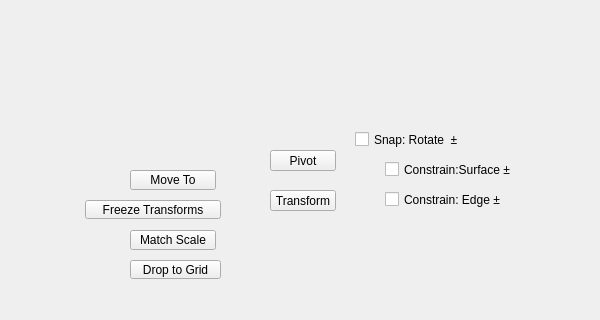
Qt form tentacle/ui/transform#submenu.ui (m3trik/tentacle) before a commit; both pictures show x 0 to 600 and y 110 to 430 of the 600 by 600 pixel window.
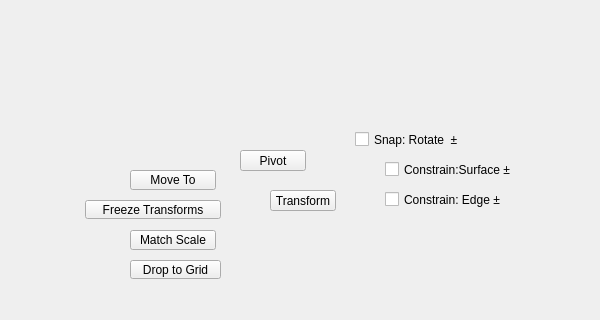
The same form after that commit. Custom widgets are drawn as their Qt base class.

```diff
--- a/tentacle/ui/transform#submenu.ui
+++ b/tentacle/ui/transform#submenu.ui
@@ -59,7 +59,7 @@
    <widget class="QPushButton" name="i029">
     <property name="geometry">
      <rect>
-      <x>270</x>
+      <x>240</x>
       <y>260</y>
       <width>66</width>
       <height>21</height>
```
